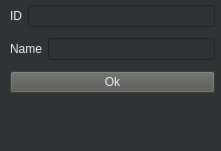
zenitheesc/Aker, file interface/Aker/addmodule.ui: the form before one commit.
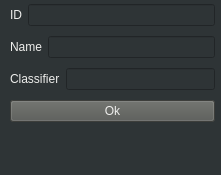
The form after the commit.

What changed in the file:
```diff
--- a/interface/Aker/addmodule.ui
+++ b/interface/Aker/addmodule.ui
@@ -7,7 +7,7 @@
     <x>0</x>
     <y>0</y>
     <width>221</width>
-    <height>151</height>
+    <height>175</height>
    </rect>
   </property>
   <property name="windowTitle">
@@ -23,7 +23,7 @@
       <x>10</x>
       <y>0</y>
       <width>205</width>
-      <height>99</height>
+      <height>129</height>
      </rect>
     </property>
     <layout class="QVBoxLayout" name="verticalLayout">
@@ -85,6 +85,35 @@
        </item>
       </layout>
      </item>
+     <item>
+      <layout class="QHBoxLayout" name="horizontalLayout_3">
+       <item>
+        <widget class="QLabel" name="label_4">
+         <property name="styleSheet">
+          <string notr="true">color: rgb(238, 238, 236);
+font: 10pt &quot;Courier 10 Pitch&quot;;
+alternate-background-color: rgb(136, 138, 133);
+border-right-color: rgb(0, 0, 0);
+border-bottom-color: rgb(0, 0, 0);</string>
+         </property>
+         <property name="text">
+          <string>Classifier</string>
+         </property>
+        </widget>
+       </item>
+       <item>
+        <widget class="QLineEdit" name="vModuleClassifier">
+         <property name="styleSheet">
+          <string notr="true">color: rgb(238, 238, 236);
+font: 10pt &quot;Courier 10 Pitch&quot;;
+alternate-background-color: rgb(136, 138, 133);
+border-right-color: rgb(0, 0, 0);
+border-bottom-color: rgb(0, 0, 0);</string>
+         </property>
+        </widget>
+       </item>
+      </layout>
+     </item>
      <item>
       <widget class="QPushButton" name="pbOk">
        <property name="styleSheet">
```
